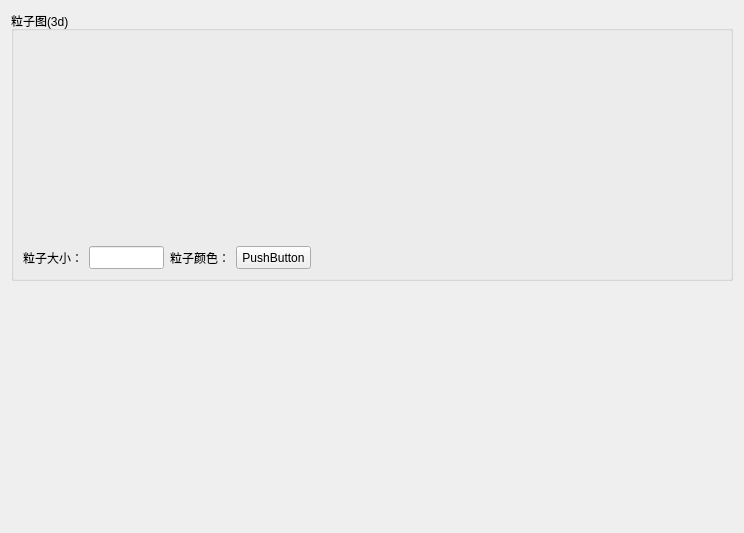
BeQuiet1228/FreeCAD, file src/DataVisualization/3D/Particle3dConfigWidget.ui: the form before one commit.
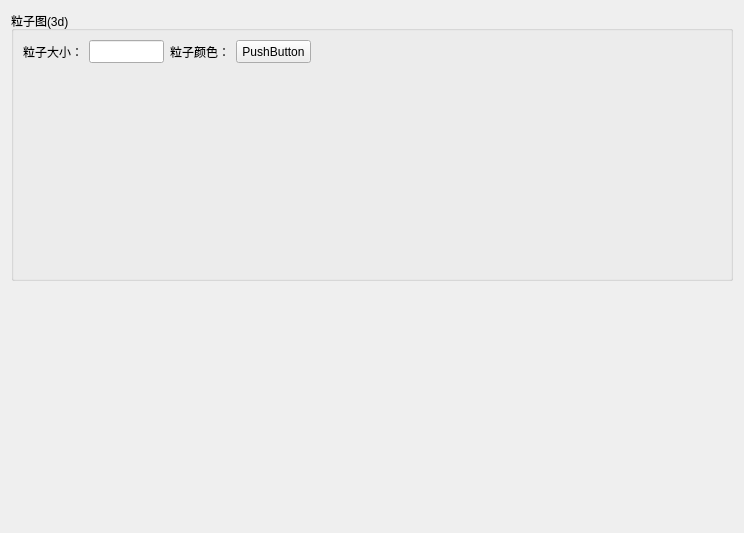
The form after the commit.

Patch:
```diff
--- a/src/DataVisualization/3D/Particle3dConfigWidget.ui
+++ b/src/DataVisualization/3D/Particle3dConfigWidget.ui
@@ -20,22 +20,6 @@
       <string>粒子图(3d)</string>
      </property>
      <layout class="QGridLayout" name="gridLayout">
-      <item row="0" column="0">
-       <widget class="QWidget" name="topWidget" native="true">
-        <property name="minimumSize">
-         <size>
-          <width>0</width>
-          <height>200</height>
-         </size>
-        </property>
-        <property name="maximumSize">
-         <size>
-          <width>16777215</width>
-          <height>200</height>
-         </size>
-        </property>
-       </widget>
-      </item>
       <item row="1" column="0">
        <layout class="QHBoxLayout" name="horizontalLayout">
         <item>
@@ -102,6 +86,22 @@
         </item>
        </layout>
       </item>
+      <item row="2" column="0">
+       <widget class="QWidget" name="topWidget" native="true">
+        <property name="minimumSize">
+         <size>
+          <width>0</width>
+          <height>200</height>
+         </size>
+        </property>
+        <property name="maximumSize">
+         <size>
+          <width>16777215</width>
+          <height>200</height>
+         </size>
+        </property>
+       </widget>
+      </item>
      </layout>
      <zorder>topWidget</zorder>
      <zorder>label</zorder>
```
Left out of the diff: 2 changed lines with no effect on the pictures.
